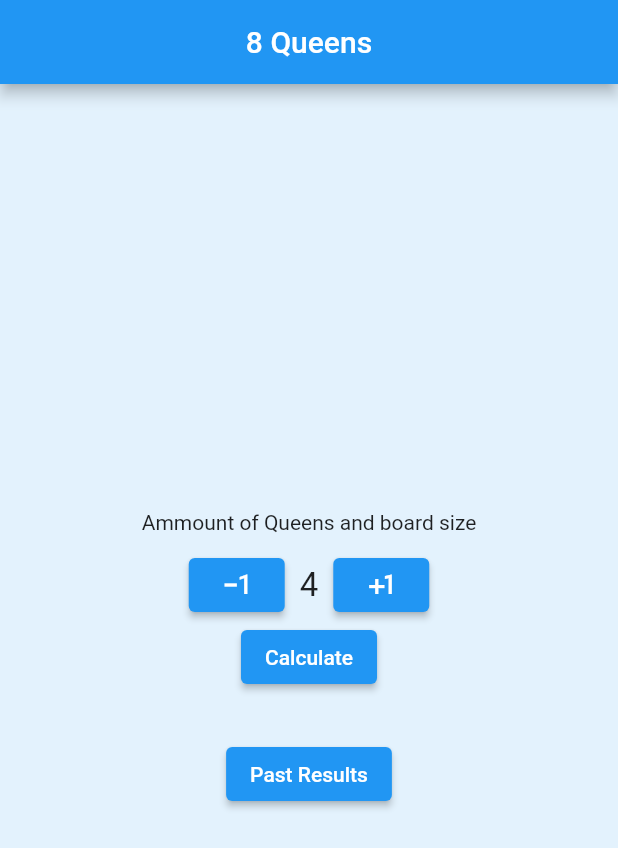
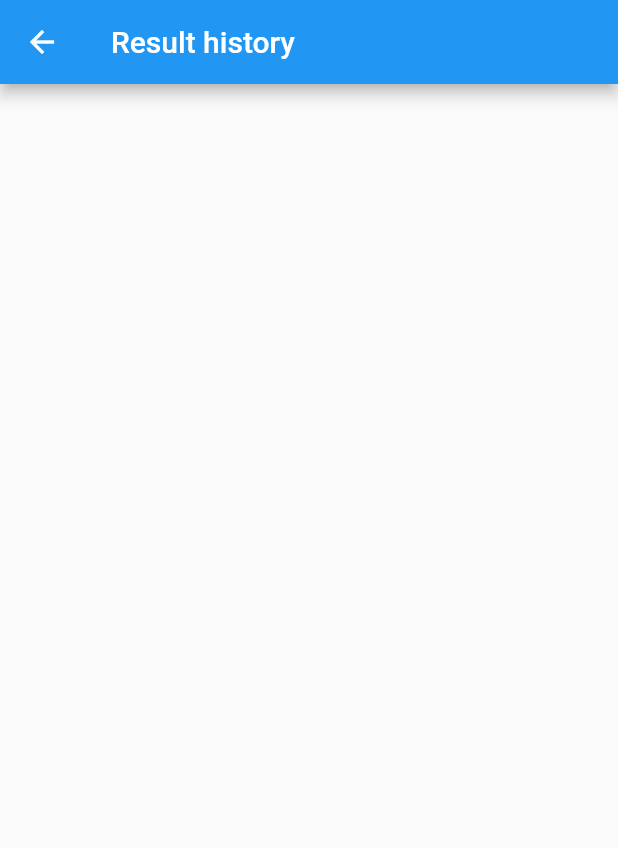
Before and after one commit to mand027/EightQueensFlutter, a Flutter app: the screen it shows after launch, after a tap on "Past Results", on a phone screen of 412 x 824 dp. Shown: the top 848 px of the screen. Run offline on Flutter 3.47's test engine with Material 2 defaults, Android fonts, the phone set to English and light mode, and no system bars.

Commit message:
Added past solutions page, local storage and simple unit test

```diff
--- /dev/null
+++ b/lib/DataManager.dart
@@ -0,0 +1,42 @@
+import 'dart:async';
+import 'dart:io';
+import 'package:eight_queens/results.dart';
+import 'package:path_provider/path_provider.dart';
+
+class DataManager {
+  Future<String> get _localPath async {
+    final directory = await getApplicationDocumentsDirectory();
+
+    return directory.path;
+  }
+
+  Future<File> get _localFile async {
+    final path = await _localPath;
+    return File('$path/data.txt');
+  }
+
+  Future<String> readcontent() async {
+    try {
+      final file = await _localFile;
+      // Read the file
+      String contents = await file.readAsString();
+
+      //print(contents.toString());
+      return contents;
+    } catch (e) {
+      // If there is an error reading, return a default String
+      return 'Error';
+    }
+  }
+
+  Future<File> writeContent(Results result) async {
+
+    Map<String, dynamic> content = new Map();
+
+    final file = await _localFile;
+    String contents = await file.readAsString();
+    String newItem = result.N.toString() + ":" + result.resultArray.toString() + "-";
+    String addThis = contents + newItem;
+    return file.writeAsString(addThis);
+  }
+}
--- a/lib/PastResults.dart
+++ b/lib/PastResults.dart
@@ -1 +1,134 @@
+import 'package:eight_queens/PastBoard.dart';
+import 'package:eight_queens/results.dart';
 import 'package:flutter/material.dart';
+
+
+class PastResults extends StatefulWidget {
+  String content;
+
+  PastResults({required this.content});
+
+  @override
+  _PastResultsState createState() => _PastResultsState(content: content);
+}
+
+class _PastResultsState extends State<PastResults> {
+
+  _PastResultsState({ required this.content});
+
+  String content;
+  List<Results>? lista;
+
+  @override
+  void initState() {
+    super.initState();
+    lista = fixData();
+  }
+
+  List<Results> fixData(){
+
+    List<Results> lista = List<Results>.empty(growable: true);
+    Results R;
+    List resultArray;
+
+    var dividedObjects = content.split('-');
+    dividedObjects.removeLast();
+
+    for (int i = 0; i < dividedObjects.length; i++) {
+      var dividedIndividualEntry = dividedObjects[i].split(":");
+      var N = int.parse(dividedIndividualEntry[0]);
+      resultArray = List.generate(N, (i) => List.filled(N, 0, growable: false), growable: false);
+      final iReg = RegExp(r'(\d+)');
+      var test = iReg.allMatches(dividedIndividualEntry[1]).map((m) => m.group(0)).join(' ');
+      var nums = test.split(" ");
+      int c = 0;
+      for (int i = 0; i < N; i++) {
+        for (int j = 0; j < N; j++) {
+          resultArray[i][j] = int.parse(nums[c]);
+          c++;
+        }
+      }
+      R = Results(N: N, resultArray: resultArray);
+      print("res: " +R.N.toString() + ": "+ R.resultArray.toString());
+      lista.add(R);
+    }
+    return lista;
+  }
+
+  @override
+  Widget build(BuildContext context) {
+    lista = lista;
+    return Scaffold(
+        appBar: AppBar(
+            iconTheme: IconThemeData(color: Colors.white),
+            titleSpacing: 18.0,
+            title: Row(
+                mainAxisAlignment: MainAxisAlignment.start,
+                crossAxisAlignment: CrossAxisAlignment.center,
+                children: <Widget>[
+                  Expanded(
+                    child: Text(
+                      'Result history',
+                      style: TextStyle(color: Colors.white),
+                    ),
+                  ),
+                ]
+            )
+        ),
+        body: Padding(
+            padding: const EdgeInsets.all(5),
+            child: Scaffold(
+                body: ListView.builder(
+                  shrinkWrap: true,
+                  itemCount: lista?.length,
+                  itemBuilder: (context, index){
+                    return HistoryCard(lista![index]);
+                  },
+                )
+            )
+        )
+    );
+  }
+
+  Widget HistoryCard(Results R) {
+    return Container(
+        child: Padding(
+            padding: const EdgeInsets.all(1),
+            child: Card(
+                child: Container(
+                    child: Column(
+                        children: <Widget>[
+                          Row(
+                            children: [
+                              Padding(
+                                  padding: const EdgeInsets.all(15),
+                                  child: Text("You checked for N = " +R.N.toString())
+                              ),
+                              Padding(
+                                padding: const EdgeInsets.all(15),
+                                child: ElevatedButton(
+                                  child: Text(
+                                    'See Result',
+                                    style: TextStyle(color: Colors.white),
+                                    textAlign: TextAlign.center,
+                                  ),
+                                  onPressed: ()  async {
+                                    Navigator.push(
+                                        context,
+                                        MaterialPageRoute(
+                                            builder: (context) => PastBoard(R: R)
+                                        )
+                                    );
+                                  },
+                                ),
+                              )
+                            ],
+                          )
+                        ]
+                    )
+                )
+            )
+        )
+    );
+  }
+}
--- a/lib/ProblamSolver.dart
+++ b/lib/ProblamSolver.dart
@@ -1,3 +1,5 @@
+import 'package:eight_queens/DataManager.dart';
+import 'package:eight_queens/results.dart';
 import 'package:flutter/material.dart';
 
 
@@ -14,6 +16,7 @@ class _ProblemSolverState extends State<ProblemSolver> {
 
   _ProblemSolverState({ required this.N});
 
+  DataManager dataManager = new DataManager();
   int N;
   var board;
   var ld = new List.filled(100, 0, growable: false);
@@ -29,18 +32,10 @@ class _ProblemSolverState extends State<ProblemSolver> {
     SolveQueensStart();
   }
 
-  void printSolution(board)
+  void saveSolution(board)
   {
-    var auxoneDBoard = List.filled(N*N, 0, growable: false);
-    for (int i = 0; i < N; i++)
-    {
-      for (int j = 0; j < N; j++) {
-        auxoneDBoard[i] = board[i][j];
-      }
-    }
-    setState(() {
-      print(board);
-    });
+    var result = Results(N: N, resultArray: board);
+    dataManager.writeContent(result);
   }
 
   /* Queens Solution based on code by Princi Singh in https://www.geeksforgeeks.org/n-queen-problem-backtracking-3/ */
@@ -51,7 +46,7 @@ class _ProblemSolverState extends State<ProblemSolver> {
       print("Solution does not exist");
     }
     else{
-      printSolution(board);
+      saveSolution(board);
     }
   }
 
--- a/lib/main.dart
+++ b/lib/main.dart
@@ -1,5 +1,8 @@
 import 'package:eight_queens/ProblamSolver.dart';
 import 'package:flutter/material.dart';
+
+import 'DataManager.dart';
+import 'PastResults.dart';
 
 void main() {
   runApp(MyApp());
@@ -10,11 +13,11 @@ class MyApp extends StatelessWidget {
   @override
   Widget build(BuildContext context) {
     return MaterialApp(
-      title: 'Flutter Demo',
+      title: '8 queens problem',
       theme: ThemeData(
         primarySwatch: Colors.blue,
       ),
-      home: MyHomePage(title: 'Flutter Demo Home Page'),
+      home: MyHomePage(title: 'Home Page'),
     );
   }
 }
@@ -30,7 +33,8 @@ class MyHomePage extends StatefulWidget {
 
 class _MyHomePageState extends State<MyHomePage> {
 
-  int boardSize = 4;
+  int boardSize = 8;
+  var history = "";
 
   void IncrementCounter() {
     setState(() {
@@ -49,6 +53,8 @@ class _MyHomePageState extends State<MyHomePage> {
   @override
   Widget build(BuildContext context) {
 
+    DataManager dataManager = new DataManager();
+
     return Scaffold(
       backgroundColor: Colors.blue[50],
       appBar: AppBar(
@@ -61,7 +67,7 @@ class _MyHomePageState extends State<MyHomePage> {
             Expanded(
               child: Center(
                 child:
-                Text("8 Queens"), //cambiar por logo nuev
+                Text("N Queens"),
               ),
             ),
             Expanded(flex: 1, child: SizedBox(),),
@@ -89,7 +95,7 @@ class _MyHomePageState extends State<MyHomePage> {
                 height: 100.0,
                 child: ElevatedButton(
                   child: Icon(
-                      Icons.exposure_minus_1
+                      Icons.remove
                   ),
                   onPressed: ()  async {
                     DecreaseCounter();
@@ -98,7 +104,7 @@ class _MyHomePageState extends State<MyHomePage> {
               ),
               SizedBox(width: 10),
               Text(
-                  boardSize.toString() + "",
+                boardSize.toString(),
                 style: TextStyle(fontSize: 22),
                 textAlign: TextAlign.center,
               ),
@@ -108,7 +114,7 @@ class _MyHomePageState extends State<MyHomePage> {
                 height: 100.0,
                 child: ElevatedButton(
                   child: Icon(
-                      Icons.plus_one
+                      Icons.add
                   ),
                   onPressed: ()  async {
                     IncrementCounter();
@@ -148,7 +154,13 @@ class _MyHomePageState extends State<MyHomePage> {
                   textAlign: TextAlign.center,
                 ),
                 onPressed: ()  async {
-
+                  history = await dataManager.readcontent();
+                  Navigator.push(
+                      context,
+                      MaterialPageRoute(
+                          builder: (context) => PastResults(content: history)
+                      )
+                  );
                 },
               )
           )
--- /dev/null
+++ b/lib/results.dart
@@ -0,0 +1,7 @@
+class Results{
+  int N;
+  List<dynamic> resultArray;
+
+
+  Results({required this.N, required this.resultArray});
+}
--- a/pubspec.yaml
+++ b/pubspec.yaml
@@ -28,10 +28,12 @@ dependencies:
   # The following adds the Cupertino Icons font to your application.
   # Use with the CupertinoIcons class for iOS style icons.
   cupertino_icons: ^1.0.2
+  path_provider: ^2.0.2
 
 dev_dependencies:
   flutter_test:
     sdk: flutter
+
 
 # For information on the generic Dart part of this file, see the
 # following page: https://dart.dev/tools/pub/pubspec
```
Also changed, not shown: lib/PastBoard.dart (added, +110 -0 lines), pubspec.lock, 1 other file.
